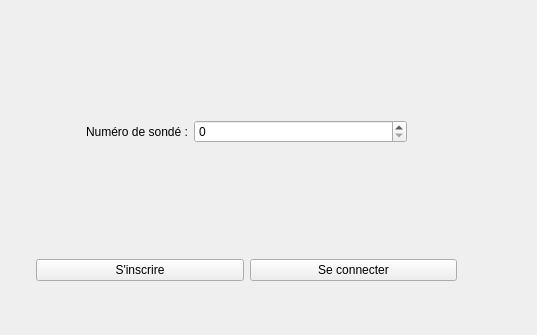
First picture: the form in QTProjectS6/connexion.ui, repository LeoGaudias/QTProjectS6, before the edit; both pictures show x 164 to 701 and y 0 to 335 of the 819 by 335 pixel window.
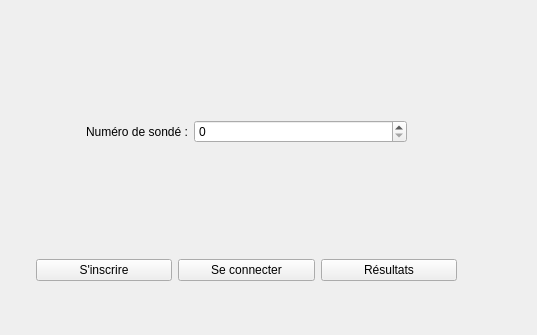
Second picture: the form after the edit.

The edit to the form file:
```diff
--- a/QTProjectS6/connexion.ui
+++ b/QTProjectS6/connexion.ui
@@ -146,6 +146,13 @@
         </property>
        </widget>
       </item>
+      <item>
+       <widget class="QPushButton" name="Result">
+        <property name="text">
+         <string>Résultats</string>
+        </property>
+       </widget>
+      </item>
       <item>
        <spacer name="horizontalSpacer">
         <property name="orientation">
```
